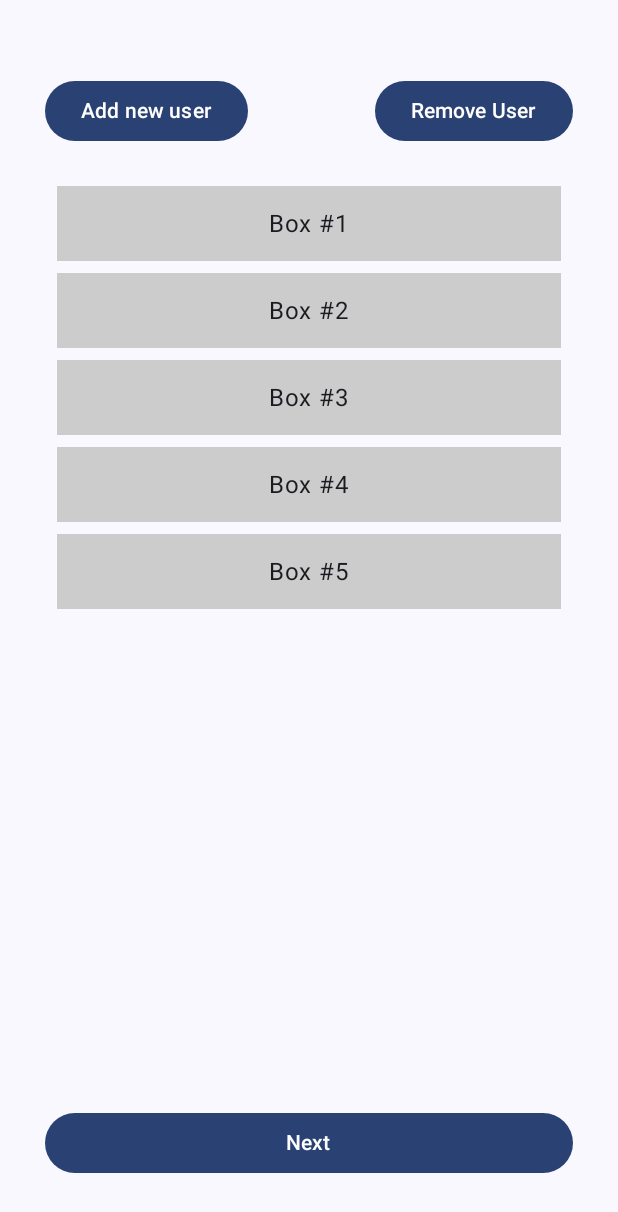
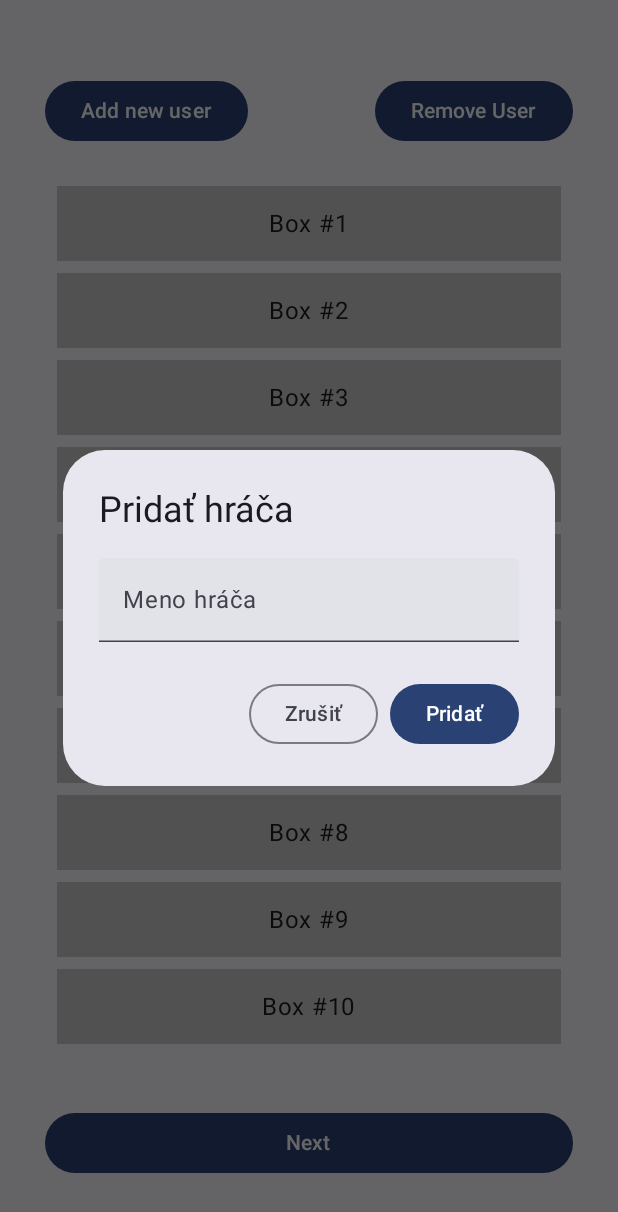
Before and after one commit to NopeNasrat/VAMSEMR, an Android app built with Jetpack Compose: the screen it shows after launch (MainActivity), after a tap on "Add new user", on a phone screen of 412 x 824 dp. Shown: the top 1212 px of the screen. Run offline under Robolectric (Android 15) with nearby library versions, the phone set to English and light mode, and no system bars.

Commit message:
2.3 R.string added

```diff
--- a/app/src/main/java/com/example/vamsemr/ui/StartScreenVert.kt
+++ b/app/src/main/java/com/example/vamsemr/ui/StartScreenVert.kt
@@ -11,9 +11,16 @@ import androidx.compose.foundation.layout.height
 import androidx.compose.foundation.layout.padding
 import androidx.compose.foundation.rememberScrollState
 import androidx.compose.foundation.verticalScroll
+import androidx.compose.material3.AlertDialog
 import androidx.compose.material3.Button
+import androidx.compose.material3.OutlinedButton
 import androidx.compose.material3.Text
+import androidx.compose.material3.TextField
 import androidx.compose.runtime.Composable
+import androidx.compose.runtime.getValue
+import androidx.compose.runtime.mutableStateOf
+import androidx.compose.runtime.remember
+import androidx.compose.runtime.setValue
 import androidx.compose.ui.Alignment
 import androidx.compose.ui.Modifier
 import androidx.compose.ui.graphics.Color
@@ -24,6 +31,8 @@ import com.example.vamsemr.R
 
 @Composable
 fun MainScreenV1(modifier: Modifier = Modifier) {
+    var isDialogOpen by remember { mutableStateOf(false) }
+
     Column(
         modifier = modifier
             .fillMaxSize()
@@ -33,28 +42,76 @@ fun MainScreenV1(modifier: Modifier = Modifier) {
         verticalArrangement = Arrangement.spacedBy(26.dp),
         horizontalAlignment = Alignment.CenterHorizontally
     ) {
-        TopButton()
+        TopButton(onAddClick = { isDialogOpen = true })
 
         ScrollableBoxSelection(modifier = Modifier.weight(1f))
 
         BottomButton(modifier = Modifier)
     }
+
+    if (isDialogOpen) {
+        AddUserDialog(
+            onConfirm = { name ->
+                // Sem daj logiku na pridanie používateľa
+                println("Pridaný používateľ: $name")
+                isDialogOpen = false
+            },
+            onDismiss = { isDialogOpen = false }
+        )
+    }
+
 }
 
 @Composable
-fun TopButton() {
+fun TopButton(onAddClick: () -> Unit) {
     Row(
-        modifier = Modifier
-            .fillMaxWidth(),
+        modifier = Modifier.fillMaxWidth(),
         horizontalArrangement = Arrangement.SpaceBetween
     ) {
-        Button(onClick = { /* akcia: pridať */ }) {
+        Button(onClick = onAddClick) {
             Text(text = stringResource(R.string.adduser))
         }
         Button(onClick = { /* akcia: odstrániť */ }) {
             Text(text = stringResource(R.string.removeuser))
         }
     }
+}
+
+
+@Composable
+fun AddUserDialog(
+    onConfirm: (String) -> Unit,
+    onDismiss: () -> Unit
+) {
+    var userName by remember { mutableStateOf("") }
+
+    AlertDialog(
+        onDismissRequest = onDismiss,
+        title = { Text(stringResource(R.string.pridajhraca)) },
+        text = {
+            TextField(
+                value = userName,
+                onValueChange = { userName = it },
+                label = { Text(stringResource(R.string.menohraca)) }
+            )
+        },
+        confirmButton = {
+            Button(
+                onClick = {
+                    if (userName.isNotBlank()) {
+                        onConfirm(userName)
+                    }
+                }
+            ) {
+                Text(stringResource(R.string.pridat))
+            }
+        },
+        dismissButton = {
+            OutlinedButton(onClick = onDismiss) {
+                Text(stringResource(R.string.zrusit))
+            }
+        }
+    )
 }
 
 
@@ -66,7 +123,7 @@ fun ScrollableBoxSelection(modifier: Modifier = Modifier) {
             .verticalScroll(rememberScrollState()),
         verticalArrangement = Arrangement.spacedBy(8.dp)
     ) {
-        repeat(5) { index ->  // viac boxov, aby si videl scroll
+        repeat(20) { index ->  // viac boxov, aby si videl scroll
             SelectableBox("Box #${index + 1}")
         }
     }
--- a/app/src/main/res/values/strings.xml
+++ b/app/src/main/res/values/strings.xml
@@ -4,12 +4,12 @@
     <string name="next">Next</string>
     <string name="removeuser">Remove User</string>
 
+    <string name="pridajhraca">Pridať hráča</string>
+    <string name="menohraca">Meno hráča</string>
 
 
-    <string name="nesxt">Next</string>
-    <string name="nexssat">Next</string>
-    <string name="nedsaxt">Next</string>
-    <string name="nedasdxt">Next</string>
+    <string name="pridat">Pridať</string>
+    <string name="zrusit">Zrušiť</string>
 
 
 </resources>
```
